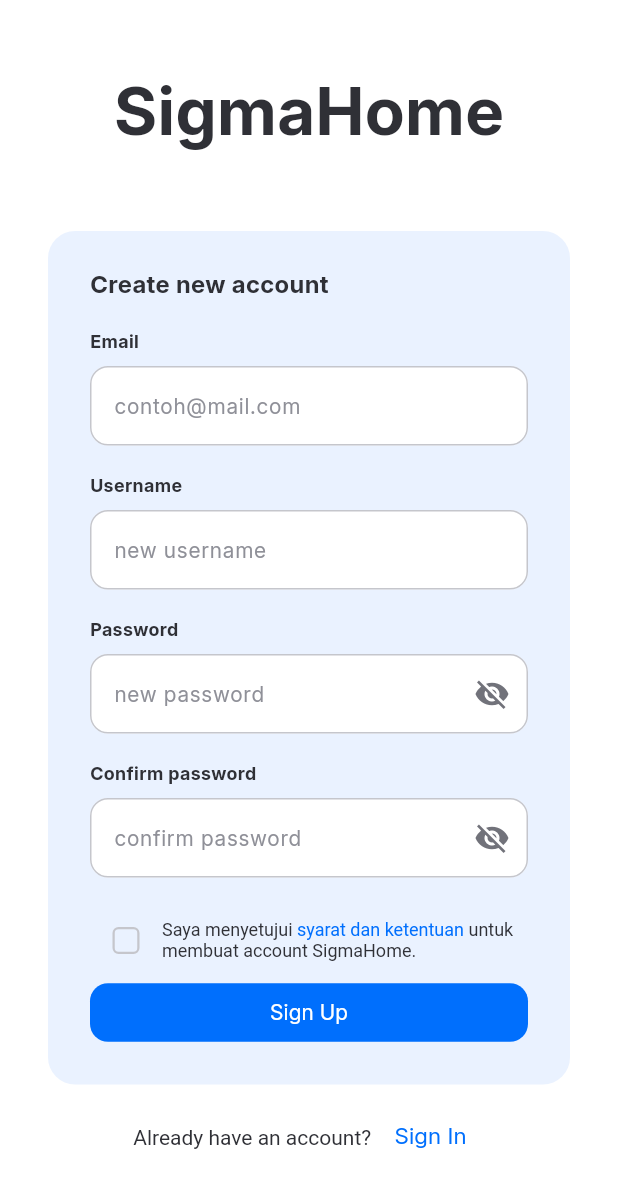
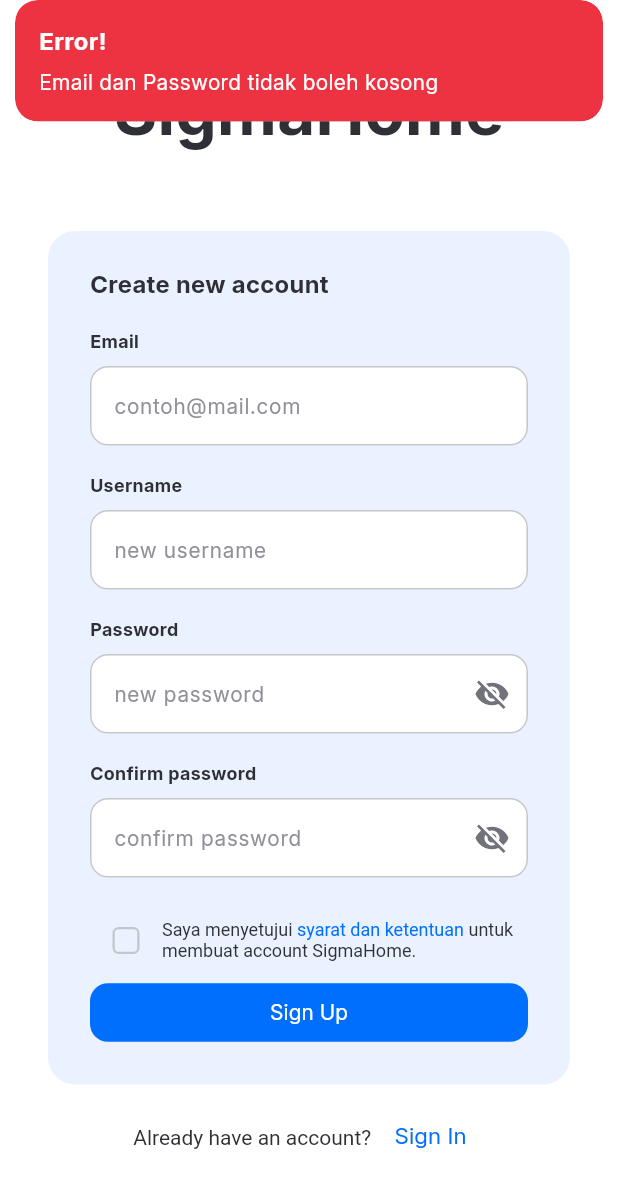
Before and after one commit to Ariyalex/SigmaHome, a Flutter app: the SignUp screen opened by its route, after a tap on "Sign Up", on a phone screen of 412 x 824 dp. Shown: the top 1188 px of the screen. Run offline on Flutter 3.47's test engine with Material 3 defaults, Android fonts, the phone set to English and light mode, and no system bars; our stand-ins replace cloud_firestore, firebase_auth, firebase_core, firebase_database, font_awesome_flutter, get and 5 more; missing offline and left inert: textfield_search; accounts and stored records are empty; generated files the repository leaves out were written again.

Commit message:
menambahkan logika sign in, sign up, log out. menerapkan logika tersebut ke screen

```diff
--- /dev/null
+++ b/devtools_options.yaml
@@ -0,0 +1,3 @@
+description: This file stores settings for Dart & Flutter DevTools.
+documentation: https://docs.flutter.dev/tools/devtools/extensions#configure-extension-enablement-states
+extensions:
--- a/lib/main.dart
+++ b/lib/main.dart
@@ -1,6 +1,8 @@
 import 'package:firebase_core/firebase_core.dart';
 import 'package:flutter/material.dart';
+import 'package:get/get.dart';
 import 'package:sigma_home/firebase_options.dart';
+import 'package:sigma_home/src/controllers/auth_controller.dart';
 
 import 'src/app.dart';
 
@@ -18,5 +20,7 @@
   await Firebase.initializeApp(
     options: DefaultFirebaseOptions.currentPlatform,
   );
+
+  Get.put(AuthController(), permanent: true);
   runApp(MyApp());
 }
--- a/lib/src/bindings/auth_binding.dart
+++ /dev/null
@@ -1,9 +0,0 @@
-import 'package:get/get.dart';
-import 'package:sigma_home/src/controllers/auth_controller.dart';
-
-class Authbinding extends Bindings {
-  @override
-  void dependencies() {
-    Get.put(AuthController());
-  }
-}
--- a/lib/src/controllers/auth_controller.dart
+++ b/lib/src/controllers/auth_controller.dart
@@ -1,11 +1,138 @@
+import 'package:cloud_firestore/cloud_firestore.dart';
+import 'package:firebase_auth/firebase_auth.dart';
 import 'package:flutter/material.dart';
 import 'package:get/get.dart';
+import 'package:google_sign_in/google_sign_in.dart';
+import 'package:shared_preferences/shared_preferences.dart';
 
 class AuthController extends GetxController {
+  //text editing controller
   final email = TextEditingController();
   final password = TextEditingController();
   final confirmPass = TextEditingController();
   final username = TextEditingController();
 
   RxnBool terms = RxnBool();
+  RxBool isLoading = false.obs;
+
+  final FirebaseAuth _auth = FirebaseAuth.instance;
+  final GoogleSignIn _googleSignIn = GoogleSignIn();
+
+  final Rxn<User> _user = Rxn<User>();
+
+  User? get user => _user.value;
+
+  bool get isLoggedin => user != null;
+
+  //sign in method
+  Future<void> signIn(String email, String password) async {
+    try {
+      UserCredential userCredential = await _auth.signInWithEmailAndPassword(
+          email: email, password: password);
+
+      _user.value = userCredential.user;
+
+      SharedPreferences pref = await SharedPreferences.getInstance();
+      await pref.setBool("hasLoggedIn", true);
+      if (_user.value != null) {
+        await pref.setString("userId", _user.value!.uid);
+        debugPrint("user id saved to preferences; ${_user.value!.uid}");
+      }
+    } on FirebaseAuthException catch (error) {
+      String errorMessage;
+
+      switch (error.code) {
+        case "invalid-credential":
+          errorMessage = 'Email atau password yang anda masukkan salah';
+          break;
+        case "too-many-requests":
+          errorMessage = "Terlalu banyak percobaan login. Coba lagi nanti.";
+          break;
+        case "network-request-failed":
+          errorMessage = "Tidak ada koneksi internet. Periksa jaringan Anda.";
+          break;
+        case "invalid-email":
+          errorMessage = "Email tidak valid";
+        default:
+          errorMessage = "Terjadi kesalahan saat login. Silakan coba lagi.";
+      }
+      throw errorMessage;
+    } catch (error) {
+      throw ("terjadi kesalahan yang tidak diketahui");
+    }
+  }
+
+  //sign up method
+  Future<void> signUp(String email, String password, String username) async {
+    try {
+      UserCredential userCredential = await _auth
+          .createUserWithEmailAndPassword(email: email, password: password);
+
+      //menyimpan data user ke firestore
+      await FirebaseFirestore.instance.collection("users").doc(email).set({
+        "uid": userCredential.user!.uid,
+        "username": username,
+      });
+    } on FirebaseAuthException catch (error) {
+      String errorMessage;
+
+      switch (error.code) {
+        case "invalid-email":
+          errorMessage = 'Format email tidak valid';
+          break;
+        case "too-many-requests":
+          errorMessage = "Terlalu banyak percobaan login. Coba lagi nanti.";
+          break;
+        case "network-request-failed":
+          errorMessage = "Tidak ada koneksi internet. Periksa jaringan Anda.";
+          break;
+        case "email-already-in-use":
+          throw "Email sudah dipakai, gunakan email yang lain";
+        default:
+          errorMessage = "Terjadi kesalahan saat Sign up. Silakan coba lagi.";
+      }
+      throw errorMessage;
+    } catch (error) {
+      throw ("terjadi kesalahan yang tidak diketahui");
+    }
+  }
+
+  //sign in menggunakan google
+  Future<void> signInWithGoogle() async {
+    try {
+      final GoogleSignInAccount? googleUser = await _googleSignIn.signIn();
+
+      if (googleUser == null) {
+        throw "login dibatalkan pengguna";
+      }
+
+      final GoogleSignInAuthentication googleAuth =
+          await googleUser.authentication;
+
+      final AuthCredential credential = GoogleAuthProvider.credential(
+          accessToken: googleAuth.accessToken, idToken: googleAuth.idToken);
+
+      if (_user.value != null) {
+        SharedPreferences pref = await SharedPreferences.getInstance();
+        await pref.setString("userId", _user.value!.uid);
+      }
+    } catch (error) {
+      throw "gagal login menggunakan google: $error";
+    }
+  }
+
+  Future<void> signOut() async {
+    try {
+      await _auth.signOut();
+      await _googleSignIn.signOut();
+      _user.value = null;
+
+      //clear preferences
+      SharedPreferences pref = await SharedPreferences.getInstance();
+      await pref.setBool("hasLoggedIn", false);
+      await pref.remove("userId");
+    } catch (error) {
+      throw ("error saat logout: $error");
+    }
+  }
 }
--- a/lib/src/routes/page_route.dart
+++ b/lib/src/routes/page_route.dart
@@ -1,6 +1,5 @@
 import 'package:get/get.dart';
 import 'package:sigma_home/src/bindings/add_device_binding.dart';
-import 'package:sigma_home/src/bindings/auth_binding.dart';
 import 'package:sigma_home/src/routes/route_named.dart';
 import 'package:sigma_home/src/screens/add_device.dart';
 import 'package:sigma_home/src/screens/auth/forgot_pass.dart';
@@ -22,7 +21,6 @@
     GetPage(
       name: RouteNamed.signIn,
       page: () => SignIn(),
-      binding: Authbinding(),
     ),
     GetPage(
       name: RouteNamed.signUp,
--- a/lib/src/screens/auth/sign_up.dart
+++ b/lib/src/screens/auth/sign_up.dart
@@ -23,6 +23,52 @@
       fontSize: 12,
       color: AppTheme.textColor,
     );
+
+    Future<String?> signUpUser() async {
+      authC.isLoading.value = true;
+
+      debugPrint(
+          "email: ${authC.email.text}, password: ${authC.password.text}, confirm: ${authC.confirmPass.text}");
+
+      try {
+        if (authC.email.text.trim().isEmpty ||
+            authC.password.text.trim().isEmpty) {
+          throw "Email dan Password tidak boleh kosong";
+        } else if (authC.confirmPass.text.trim() !=
+            authC.password.text.trim()) {
+          throw "Confirm password tidak sama dengan new password";
+        } else if (authC.confirmPass.text.trim().isEmpty) {
+          throw "Confirm password tidak boleh kosong";
+        } else if (authC.confirmPass.text.trim().length < 6) {
+          throw ("password harus lebih dari 6 karakter");
+        }
+
+        if (authC.terms.value == true) {
+          await Get.find<AuthController>().signUp(authC.email.text.trim(),
+              authC.confirmPass.text.trim(), authC.username.text);
+
+          Get.toNamed(RouteNamed.signIn);
+          Get.snackbar(
+            "Success!",
+            "Sign up berhasil!",
+            backgroundColor: AppTheme.sucessColor,
+            colorText: AppTheme.surfaceColor,
+          );
+        } else {
+          throw "setujui syarat dan ketentuan terlebihdulu";
+        }
+      } catch (error) {
+        Get.snackbar(
+          "Error!",
+          error.toString(),
+          backgroundColor: AppTheme.errorColor,
+          colorText: AppTheme.surfaceColor,
+        );
+      } finally {
+        authC.isLoading.value = false;
+      }
+      return null;
+    }
 
     return Scaffold(
       body: SingleChildScrollView(
@@ -140,11 +186,12 @@
                                   ),
                                 ],
                               ),
-                              FillButton(
-                                content: "Sign Up",
-                                onPressed: () {},
-                                buttonType: ButtonType.filled,
-                              ),
+                              Obx(() => FillButton(
+                                    content: "Sign Up",
+                                    onPressed: () => signUpUser(),
+                                    buttonType: ButtonType.filled,
+                                    isLoading: authC.isLoading.value,
+                                  )),
                             ],
                           )
                         ],
@@ -162,7 +209,7 @@
                             baseline: TextBaseline.alphabetic,
                             child: TextButton(
                               onPressed: () {
-                                Get.toNamed(RouteNamed.signIn);
+                                Get.offNamed(RouteNamed.signIn);
                               },
                               child: const Text(
                                 "Sign In",
--- a/lib/src/widgets/fill_button.dart
+++ b/lib/src/widgets/fill_button.dart
@@ -9,9 +9,10 @@
 
 class FillButton extends StatelessWidget {
   final String content;
-  final VoidCallback onPressed;
+  final VoidCallback? onPressed;
   final ButtonType buttonType;
   final Color color;
+  final bool isLoading;
 
   const FillButton({
     super.key,
@@ -19,6 +20,7 @@
     required this.onPressed,
     this.color = AppTheme.primaryColor,
     this.buttonType = ButtonType.filled,
+    this.isLoading = false,
   });
 
   @override
@@ -36,21 +38,47 @@
     switch (buttonType) {
       case ButtonType.filled:
         return FilledButton(
-          onPressed: onPressed,
+          onPressed: isLoading ? null : onPressed,
           style: commonStyle.copyWith(
-            backgroundColor: WidgetStateProperty.all(color),
+            backgroundColor: WidgetStateProperty.all(
+              isLoading ? color.withValues(alpha: 0.6) : color,
+            ),
           ),
-          child: Text(content),
+          child: isLoading
+              ? const SizedBox(
+                  height: 20,
+                  width: 20,
+                  child: CircularProgressIndicator(
+                    strokeWidth: 2,
+                    valueColor: AlwaysStoppedAnimation<Color>(Colors.white),
+                  ),
+                )
+              : Text(
+                  content,
+                  style: TextStyle(color: Colors.white),
+                ),
         );
       case ButtonType.text:
         return TextButton(
-          onPressed: onPressed,
+          onPressed: isLoading ? null : onPressed,
           style: commonStyle,
-          child: Text(content),
+          child: isLoading
+              ? SizedBox(
+                  height: 20,
+                  width: 20,
+                  child: CircularProgressIndicator(
+                    strokeWidth: 2,
+                    valueColor: AlwaysStoppedAnimation<Color>(color),
+                  ),
+                )
+              : Text(
+                  content,
+                  style: TextStyle(color: AppTheme.primaryColor),
+                ),
         );
       case ButtonType.outlined:
         return OutlinedButton(
-          onPressed: onPressed,
+          onPressed: isLoading ? null : onPressed,
           style: commonStyle.copyWith(
             shape: WidgetStateProperty.all(
               RoundedRectangleBorder(
@@ -58,13 +86,27 @@
               ),
             ),
             side: WidgetStateProperty.all(
-              const BorderSide(
-                color: AppTheme.primaryColor,
+              BorderSide(
+                color: isLoading
+                    ? AppTheme.primaryColor.withValues(alpha: 0.6)
+                    : AppTheme.primaryColor,
                 width: 1.5,
               ),
             ),
           ),
-          child: Text(content),
+          child: isLoading
+              ? SizedBox(
+                  height: 20,
+                  width: 20,
+                  child: CircularProgressIndicator(
+                    strokeWidth: 2,
+                    valueColor: AlwaysStoppedAnimation<Color>(color),
+                  ),
+                )
+              : Text(
+                  content,
+                  style: TextStyle(color: AppTheme.primaryColor),
+                ),
         );
     }
   }
--- a/pubspec.yaml
+++ b/pubspec.yaml
@@ -10,15 +10,19 @@
   sdk: ^3.5.3
 
 dependencies:
+  cloud_firestore: ^5.6.9
   dropdown_search: ^6.0.2
+  firebase_auth: ^5.6.0
   firebase_core: ^3.13.0
   firebase_database: ^11.3.5
   flutter:
     sdk: flutter
   font_awesome_flutter: ^10.8.0
   get: ^4.7.2
+  google_sign_in: ^6.2.2
   lucide_icons_flutter: ^3.0.5
   modal_bottom_sheet: ^3.0.0
+  shared_preferences: ^2.5.3
   textfield_search: ^0.11.1
   weather_icons: ^3.0.0
 
```
Also changed, not shown: lib/src/screens/auth/sign_in.dart (+44 -12 lines), lib/src/screens/home_screen.dart (+4 -10 lines), lib/src/widgets/log_out_button.dart (added, +86 -0 lines), pubspec.lock, 3 other files.
